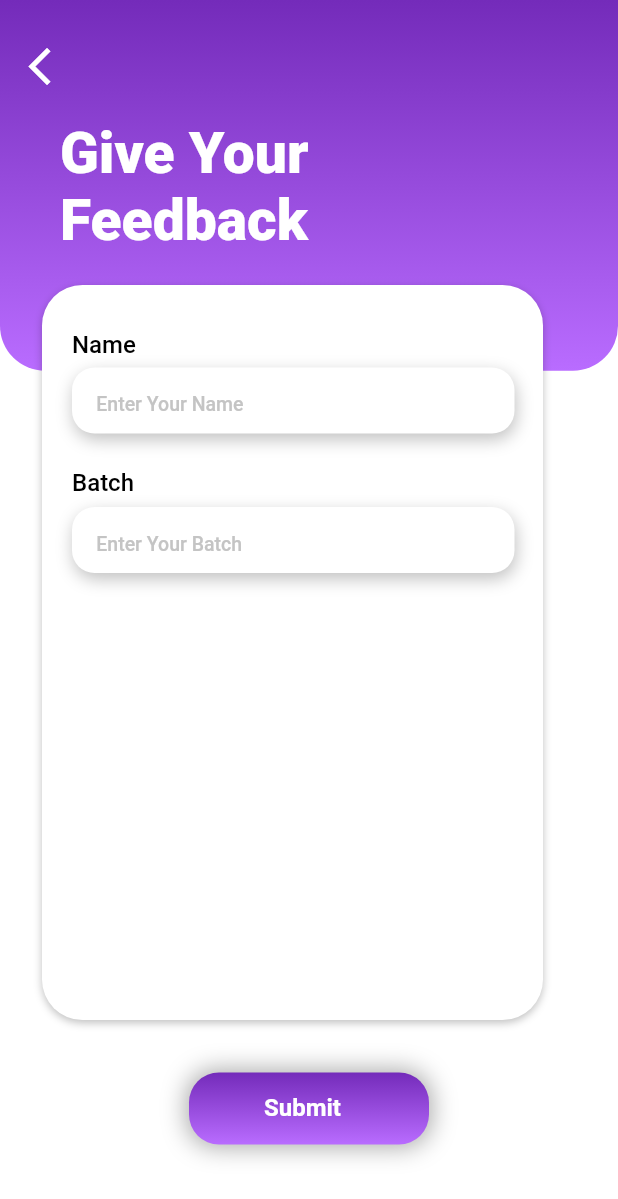
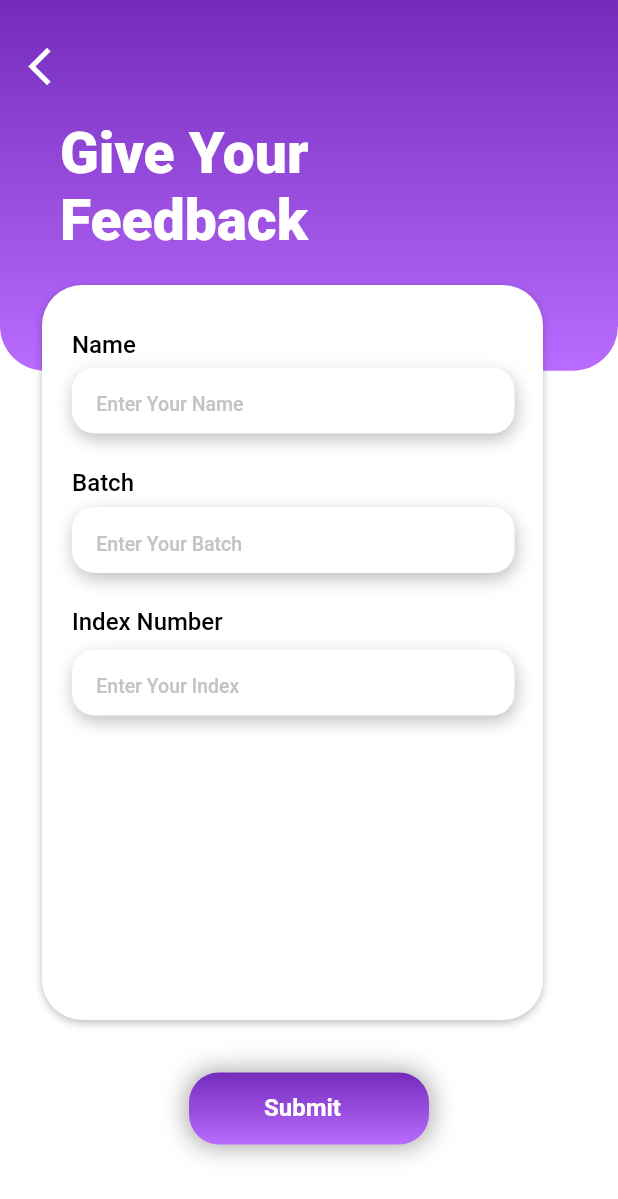
Before and after one commit to Isurusandaruwan697/NMEDIX, a Flutter app: the FeedbackScreen screen opened directly, on a phone screen of 412 x 824 dp. Shown: the top 1199 px of the screen. Run offline on Flutter 3.47's test engine with Material 2 defaults, Android fonts, the light colour scheme and no system bars; Roboto replaces fonts that are missing (Montserrat).

Commit message:
modify feedback

```diff
--- a/lib/pages/feedback_page.dart
+++ b/lib/pages/feedback_page.dart
@@ -218,6 +218,65 @@ class _FeedbackScreenState extends State<FeedbackScreen> {
                         ),
                       ),
                     ),
+                    Positioned(
+                      left: 20,
+                      top: 215,
+                      child: Text(
+                        'Index Number',
+                        style: TextStyle(
+                          color: Colors.black,
+                          fontSize: 16,
+                          fontFamily: 'Montserrat',
+                          fontWeight: FontWeight.w500,
+                        ),
+                      ),
+                    ),
+                    Positioned(
+                      left: 20,
+                      top: 243,
+                      child: Container(
+                        width: 306,
+                        height: 44,
+                        child: Stack(
+                          children: [
+                            Positioned(
+                              left: 0,
+                              top: 0,
+                              child: Container(
+                                width: 295,
+                                height: 44,
+                                decoration: ShapeDecoration(
+                                  color: Colors.white,
+                                  shape: RoundedRectangleBorder(
+                                    borderRadius: BorderRadius.circular(15),
+                                  ),
+                                  shadows: [
+                                    BoxShadow(
+                                      color: Color(0x3F000000),
+                                      blurRadius: 9,
+                                      offset: Offset(1, 4),
+                                      spreadRadius: 0,
+                                    ),
+                                  ],
+                                ),
+                                child: TextField(
+                                  decoration: InputDecoration(
+                                    hintText: '     Enter Your Index',
+                                    hintStyle: TextStyle(
+                                      color: Color(0xFFC4C4C4),
+                                      fontSize: 13,
+                                      fontFamily: 'Montserrat',
+                                      fontWeight: FontWeight.w500,
+                                    ),
+                                    border: InputBorder.none,
+                                  ),
+                                ),
+                              ),
+                            ),
+                          ],
+                        ),
+                      ),
+                    ),
                   ],
                 ),
               ),
```
